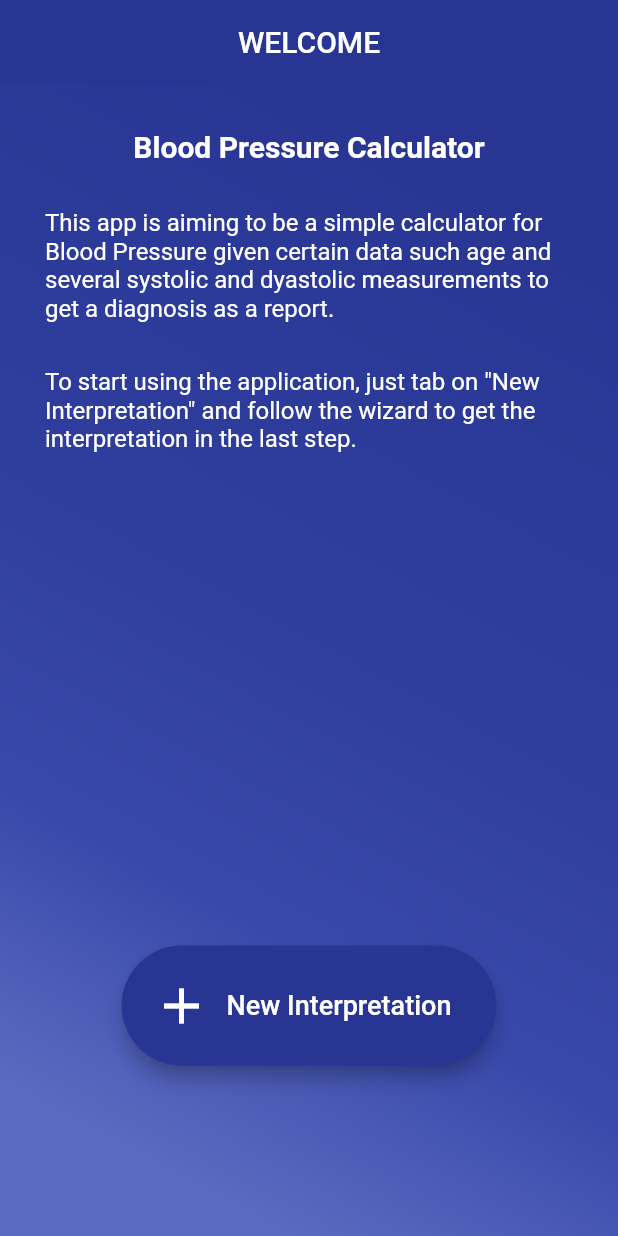
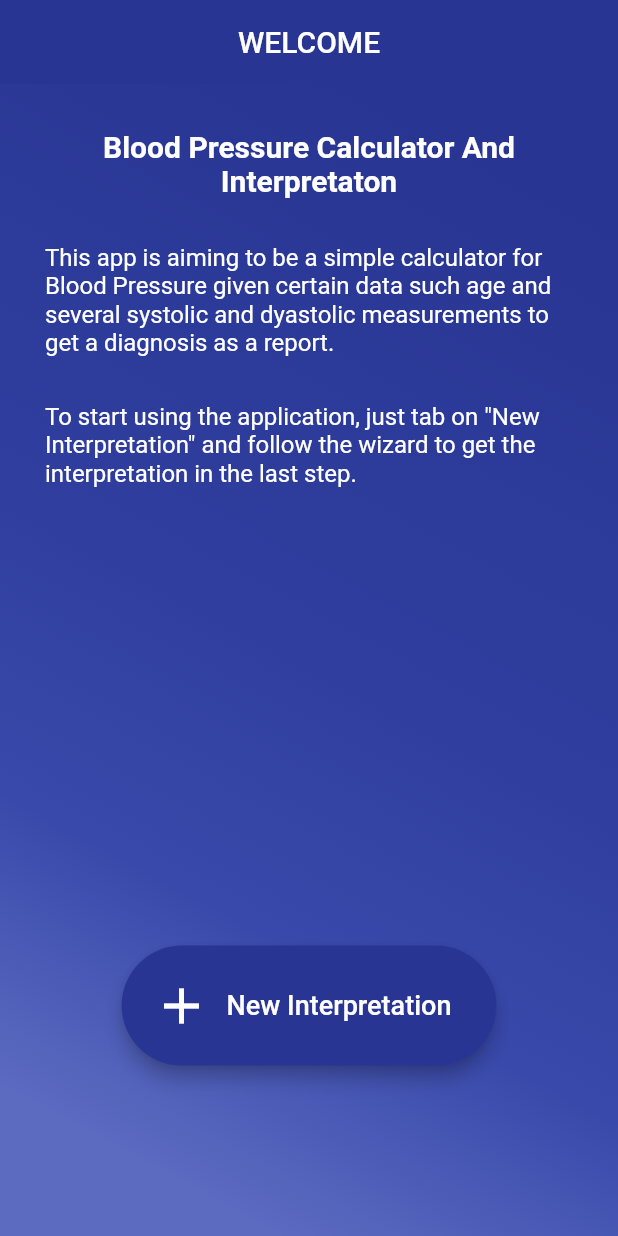
Before and after one commit to supermarcos/BloodPressureCalcApp, a Flutter app: the screen it shows after launch, on a phone screen of 412 x 824 dp. Run offline on Flutter 3.47's test engine with Material 2 defaults, Android fonts, the phone set to English and light mode, and no system bars; our stand-ins replace flutter_swiper; missing offline and left inert: flutter_page_indicator.

Commit message:
rename, app icon and splash screen

```diff
--- a/lib/modules/welcome.dart
+++ b/lib/modules/welcome.dart
@@ -41,7 +41,7 @@ class WelcomePage extends StatelessWidget {
                   child: Column(
                     children: <Widget>[
                       Text(
-                        'Blood Pressure Calculator',
+                        'Blood Pressure Calculator And Interpretaton',
                         style: TextStyle(
                             color: Colors.white,
                             fontSize: 20,
```
Also changed, not shown: lib/routes/routes.dart (+5 -6 lines), pubspec.yaml (+5 -2 lines), assets/pbc_logo.png (added), 9 other files.
